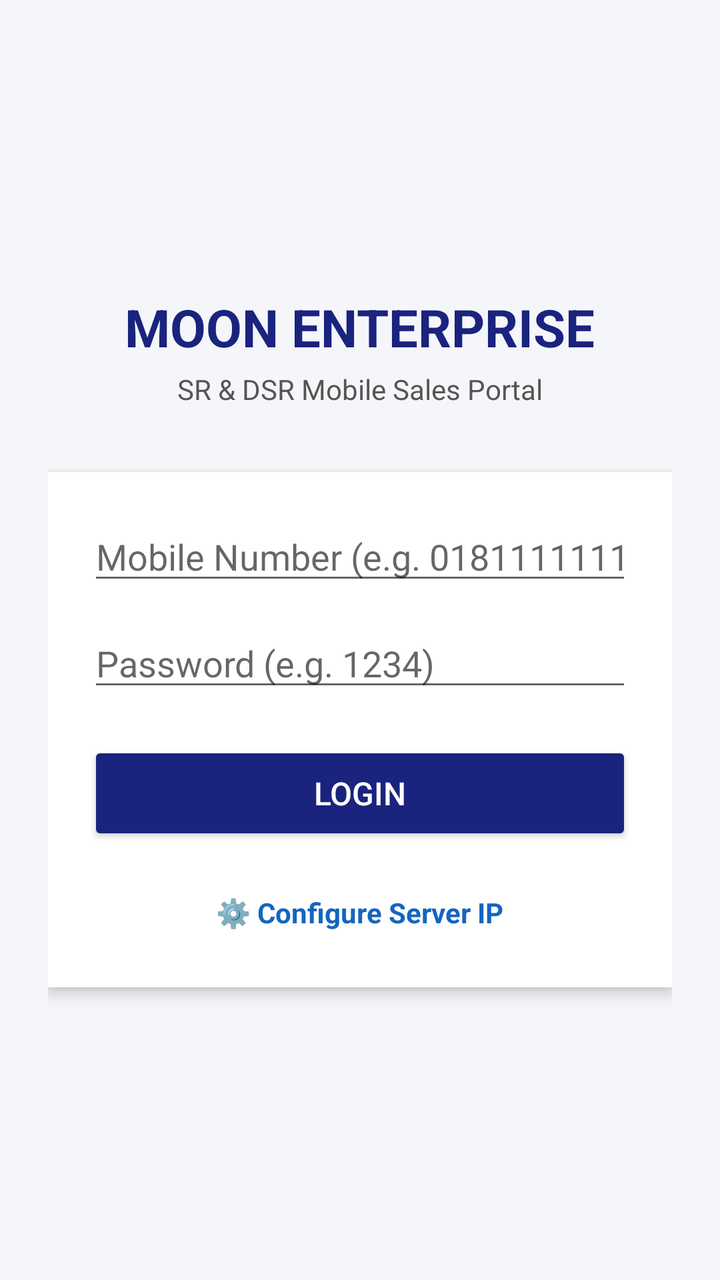
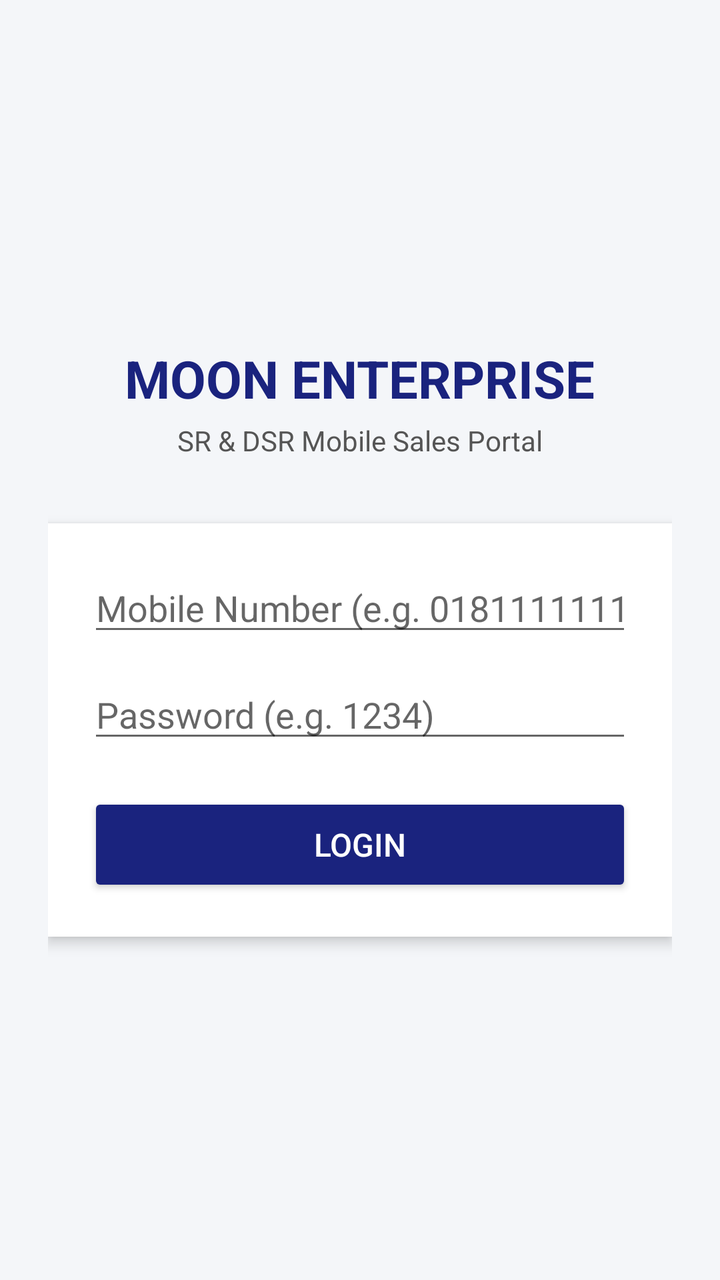

An Android layout rendered at two revisions. The XML below is the earlier revision; the diff shows what the commit changed to produce the second picture.
<!-- AndroidManifest.xml: application theme Theme.AppCompat.Light.NoActionBar -->
<!-- res/layout/activity_login.xml -->
<?xml version="1.0" encoding="utf-8"?>
<LinearLayout xmlns:android="http://schemas.android.com/apk/res/android"
    android:layout_width="match_parent"
    android:layout_height="match_parent"
    android:background="#F4F6F9"
    android:gravity="center"
    android:orientation="vertical"
    android:padding="24dp">

    <TextView
        android:layout_width="wrap_content"
        android:layout_height="wrap_content"
        android:text="MOON ENTERPRISE"
        android:textColor="#1A237E"
        android:textSize="26sp"
        android:textStyle="bold" />

    <TextView
        android:layout_width="wrap_content"
        android:layout_height="wrap_content"
        android:layout_marginTop="4dp"
        android:text="SR &amp; DSR Mobile Sales Portal"
        android:textColor="#555555"
        android:textSize="14sp" />

    <LinearLayout
        android:layout_width="match_parent"
        android:layout_height="wrap_content"
        android:layout_marginTop="32dp"
        android:background="#FFFFFF"
        android:elevation="4dp"
        android:orientation="vertical"
        android:padding="20dp">

        <EditText
            android:id="@+id/etPhone"
            android:layout_width="match_parent"
            android:layout_height="wrap_content"
            android:hint="Mobile Number (e.g. 01811111111)"
            android:inputType="phone" />

        <EditText
            android:id="@+id/etPassword"
            android:layout_width="match_parent"
            android:layout_height="wrap_content"
            android:layout_marginTop="12dp"
            android:hint="Password (e.g. 1234)"
            android:inputType="textPassword" />

        <Button
            android:id="@+id/btnLogin"
            android:layout_width="match_parent"
            android:layout_height="52dp"
            android:layout_marginTop="20dp"
            android:backgroundTint="#1A237E"
            android:text="Login"
            android:textColor="#FFFFFF"
            android:textSize="16sp" />

        <TextView
            android:id="@+id/tvServerConfig"
            android:layout_width="wrap_content"
            android:layout_height="wrap_content"
            android:layout_gravity="center"
            android:layout_marginTop="16dp"
            android:padding="8dp"
            android:text="⚙️ Configure Server IP"
            android:textColor="#1565C0"
            android:textStyle="bold" />

    </LinearLayout>

</LinearLayout>
<!-- resources referenced by this layout -->
<resources>

</resources>

<!-- the commit's change to res/layout/activity_login.xml (unified diff, before → after) -->
@@ -57,17 +57,6 @@
             android:textColor="#FFFFFF"
             android:textSize="16sp" />
 
-        <TextView
-            android:id="@+id/tvServerConfig"
-            android:layout_width="wrap_content"
-            android:layout_height="wrap_content"
-            android:layout_gravity="center"
-            android:layout_marginTop="16dp"
-            android:padding="8dp"
-            android:text="⚙️ Configure Server IP"
-            android:textColor="#1565C0"
-            android:textStyle="bold" />
-
     </LinearLayout>
 
 </LinearLayout>
